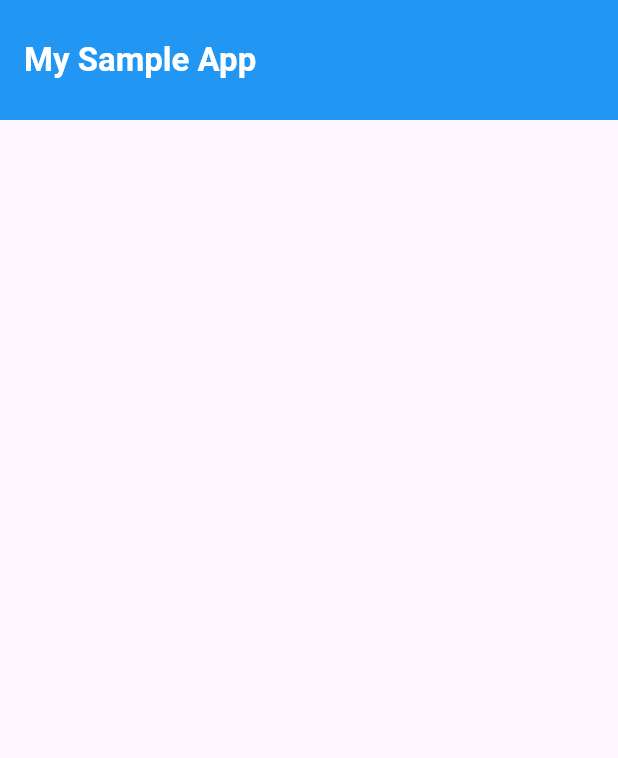
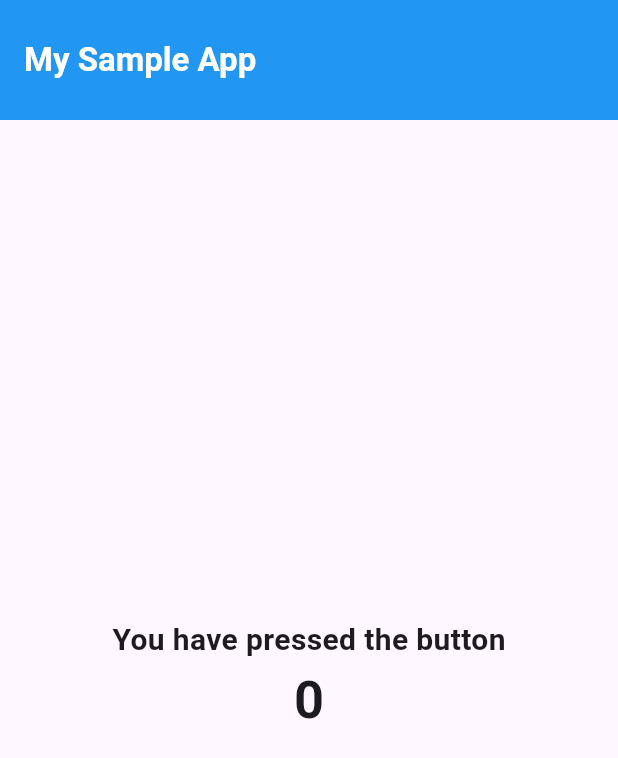
Before and after one commit to ushanwk/Flutter-Self-Learning-Room, a Flutter app: the screen it shows after launch, on a phone screen of 412 x 824 dp. Shown: the top 758 px of the screen. Run offline on Flutter 3.47's test engine with Material 3 defaults, Android fonts, the light colour scheme and no system bars; our stand-ins replace device_preview.

Commit message:
Stateless & Stateful

```diff
--- a/flutter_application_5/lib/main.dart
+++ b/flutter_application_5/lib/main.dart
@@ -27,6 +27,15 @@ class homePage extends StatelessWidget {
         backgroundColor: Colors.blue,
         title: const Text('My Sample App', style: TextStyle(color: Colors.white, fontWeight: FontWeight.bold),),
       ),
+      body: const Center(
+        child: Column(
+          mainAxisAlignment: MainAxisAlignment.center,
+          children: [
+            Text('You have pressed the button', style: TextStyle(fontWeight: FontWeight.bold, fontSize: 20),),
+            Text('0', style: TextStyle(fontWeight: FontWeight.bold, fontSize: 35),),
+          ],
+        ),
+      ),
     );
   }
 }
```
